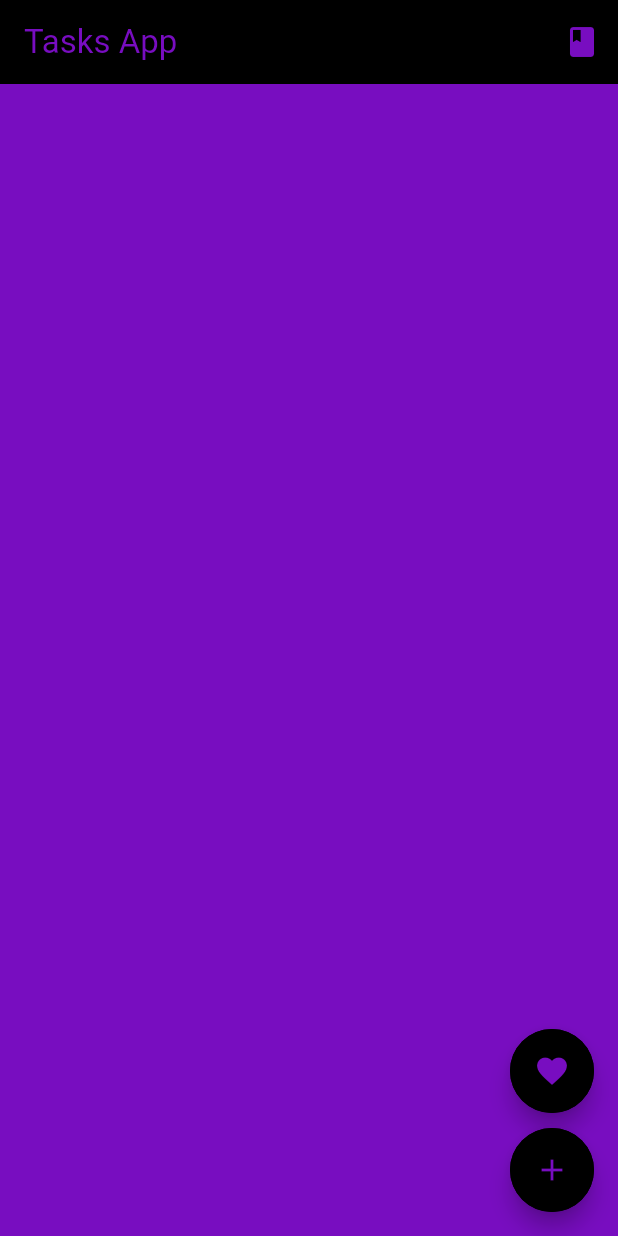
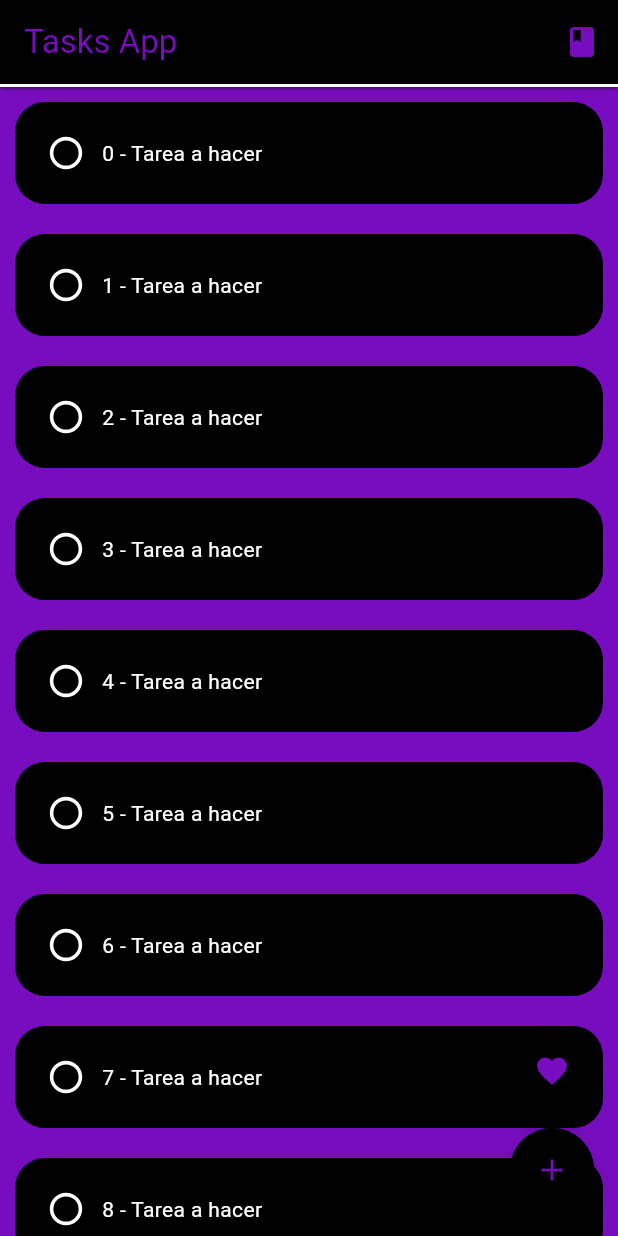
Before and after one commit to carlevo/app_tasks, a Flutter app: the screen it shows after launch, on a phone screen of 412 x 824 dp. Run offline on Flutter 3.47's test engine with Material 3 defaults, Android fonts, the light colour scheme and no system bars.

Commit message:
Item tasca

```diff
--- a/lib/Pages/Main_Page/SmallDevicesPage.dart
+++ b/lib/Pages/Main_Page/SmallDevicesPage.dart
@@ -1,4 +1,5 @@
 import 'package:app_tasks/colors_app.dart';
+import 'package:app_tasks/components/item_task.dart';
 import 'package:flutter/material.dart';
 
 class Smalldevicespage extends StatelessWidget {
@@ -6,55 +7,67 @@ class Smalldevicespage extends StatelessWidget {
 
   @override
   Widget build(BuildContext context) {
-    return  Scaffold(
+    return Scaffold(
       backgroundColor: ColorsApp.accentColor,
       appBar: AppBar(
         backgroundColor: ColorsApp.primaryColor,
-        title: Text("Tasks App",style:TextStyle(
-          color:ColorsApp.accentColor,
+        title: Text(
+          "Tasks App",
+          style: TextStyle(color: ColorsApp.accentColor),
+        ),
+        actions: [
+          IconButton(
+            onPressed: () {},
+            icon: Icon(Icons.book, color: ColorsApp.accentColor),
+          ),
+        ],
+      ),
+
+      body: Column(
+        children: [
+          Container(
+            width: double.infinity,
+            height: 2,
+            decoration: BoxDecoration(
+              color: ColorsApp.secondaryColor,
+              boxShadow: [BoxShadow(blurRadius: 2)],
             ),
           ),
-        actions: [
-          IconButton(onPressed: () {
-
-          }, icon: Icon(Icons.book, color: ColorsApp.accentColor,)),
+          Expanded(
+            child: ListView.builder(
+              itemCount: 30,
+              itemBuilder: (context, index) {
+                return ItemTask(textValue: index.toString(),);
+              },
+            ),
+          ),
         ],
       ),
 
       floatingActionButton: Column(
         mainAxisAlignment: MainAxisAlignment.end,
         children: [
-        FloatingActionButton(onPressed: () {
-
-        },
+          FloatingActionButton(
+            onPressed: () {},
 
             backgroundColor: ColorsApp.primaryColor,
-        shape:CircleBorder(
-          side: BorderSide(
-            color: ColorsApp.primaryColor,
-            width: 2,
+            shape: CircleBorder(
+              side: BorderSide(color: ColorsApp.primaryColor, width: 2),
             ),
+            child: Icon(Icons.favorite, color: ColorsApp.accentColor),
           ),
-        child: Icon(Icons.favorite,color: ColorsApp.accentColor,),
-        ),
-        SizedBox(height: 10,),
-        FloatingActionButton(onPressed: () {
-
-        },
+          SizedBox(height: 10),
+          FloatingActionButton(
+            onPressed: () {},
 
             backgroundColor: ColorsApp.primaryColor,
-        shape:CircleBorder(
-          side: BorderSide(
-            color: ColorsApp.primaryColor,
-            width: 2,
+            shape: CircleBorder(
+              side: BorderSide(color: ColorsApp.primaryColor, width: 2),
             ),
-        ),
-        child: Icon(Icons.add,color:ColorsApp.accentColor),
+            child: Icon(Icons.add, color: ColorsApp.accentColor),
           ),
         ],
-
       ),
-
     );
   }
 }
--- a/lib/colors_app.dart
+++ b/lib/colors_app.dart
@@ -1,6 +1,8 @@
 import 'package:flutter/material.dart';
+
 class ColorsApp {
   static Color primaryColor = Colors.black;
   static Color secondaryColor = Colors.white;
   static Color accentColor = const Color.fromARGB(255, 120, 13, 192);
+  static Color greenColor = const Color.fromARGB(255, 11, 219, 17);
 }
--- /dev/null
+++ b/lib/components/item_task.dart
@@ -0,0 +1,66 @@
+import 'package:app_tasks/colors_app.dart';
+import 'package:flutter/material.dart';
+
+class ItemTask extends StatefulWidget {
+  final bool checked; // Nueva propiedad para el estado del checkbox
+  final String textValue;
+  const ItemTask({
+    super.key,
+    this.checked = false,
+    this.textValue =
+        "", // Valor por defecto es false con el override la pasamos
+  });
+
+  @override
+  State<ItemTask> createState() => _ItemTaskState();
+}
+
+class _ItemTaskState extends State<ItemTask> {
+  late bool
+  checkValue; // late para inicializar una variable sin valor inmediato
+
+  @override
+  void initState() {
+    super.initState();
+
+    checkValue = widget
+        .checked; // Inicializa con el valor pasado desde el stateful widget
+  }
+
+  @override
+  Widget build(BuildContext context) {
+    return Container(
+      margin: EdgeInsets.all(10),
+      padding: EdgeInsets.all(10),
+      decoration: BoxDecoration(
+        color: ColorsApp.primaryColor,
+        borderRadius: BorderRadius.circular(20),
+      ),
+      child: Row(
+        children: [
+          Transform.scale(
+            scale: 1.2,
+            child: Checkbox(
+              side: BorderSide(color: ColorsApp.secondaryColor, width: 2),
+              shape: CircleBorder(),
+              value: checkValue,
+              //checkColor: ColorsApp.primaryColor, (cambia el color del check)
+              activeColor: ColorsApp.greenColor, //Color del circulo
+              hoverColor: ColorsApp.accentColor,
+              onChanged: (value) {
+                setState(() {
+                  checkValue = value ?? false;
+                  //?? false por si value es null
+                });
+              },
+            ),
+          ),
+          Text(
+            "${widget.textValue} - Tarea a hacer",
+            style: TextStyle(color: ColorsApp.secondaryColor),
+          ),
+        ],
+      ),
+    );
+  }
+}
--- a/lib/main.dart
+++ b/lib/main.dart
@@ -7,17 +7,17 @@ import 'package:flutter/material.dart';
 void main() {
   runApp(const MainApp());
 }
-  double screenWidth = 0;
-  String orientation = "";
+
+double screenWidth = 0;
+String orientation = "";
 
 class MainApp extends StatelessWidget {
   const MainApp({super.key});
 
-
   @override
   Widget build(BuildContext context) {
     //final bool dispositiuWeb = kIsWeb;
-    screenWidth = MediaQuery.of(context).size.width;
+    Size screenWidth = MediaQuery.of(context).size;
 
     //print(MediaQuery.of(context).size.height);
     //print(MediaQuery.of(context).size.width);
@@ -26,7 +26,11 @@ class MainApp extends StatelessWidget {
 
     return MaterialApp(
       debugShowCheckedModeBanner: false,
-      home: screenWidth < 600 ? mobileApp() : screenWidth < 1200 ? tabletApp() : desktopApp(),
+      home: screenWidth.width < 600
+          ? mobileApp()
+          : screenWidth.width < 1200
+          ? tabletApp()
+          : desktopApp(),
     );
   }
 }
```
Lines whose indentation alone changed are shown as unchanged.
